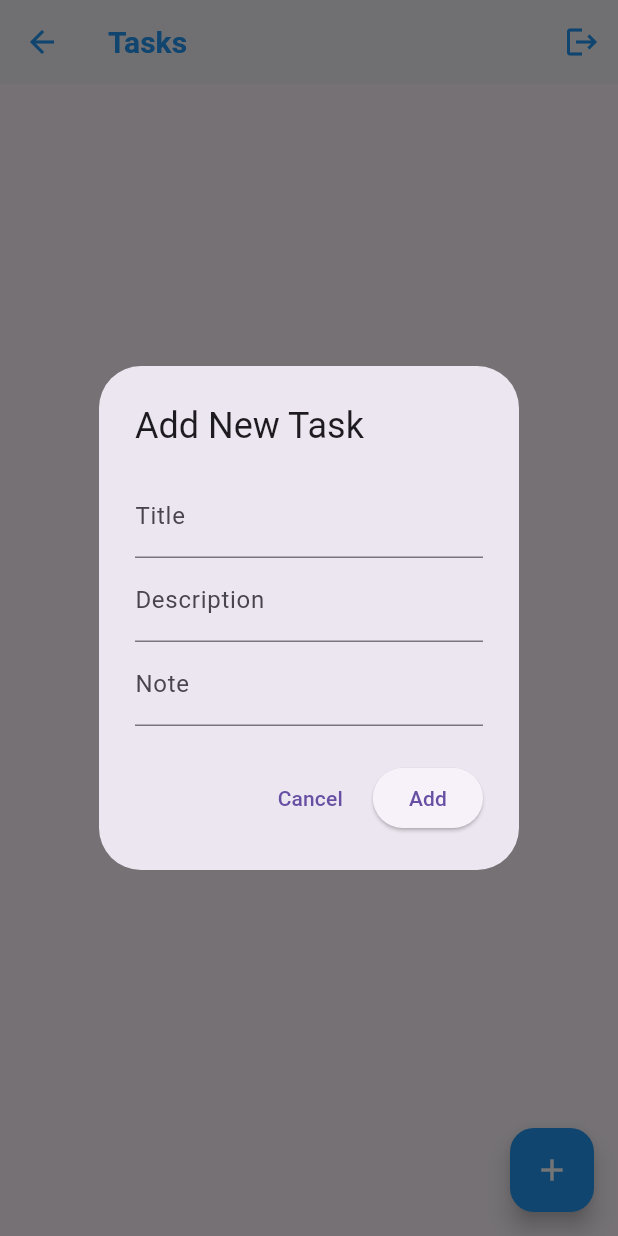
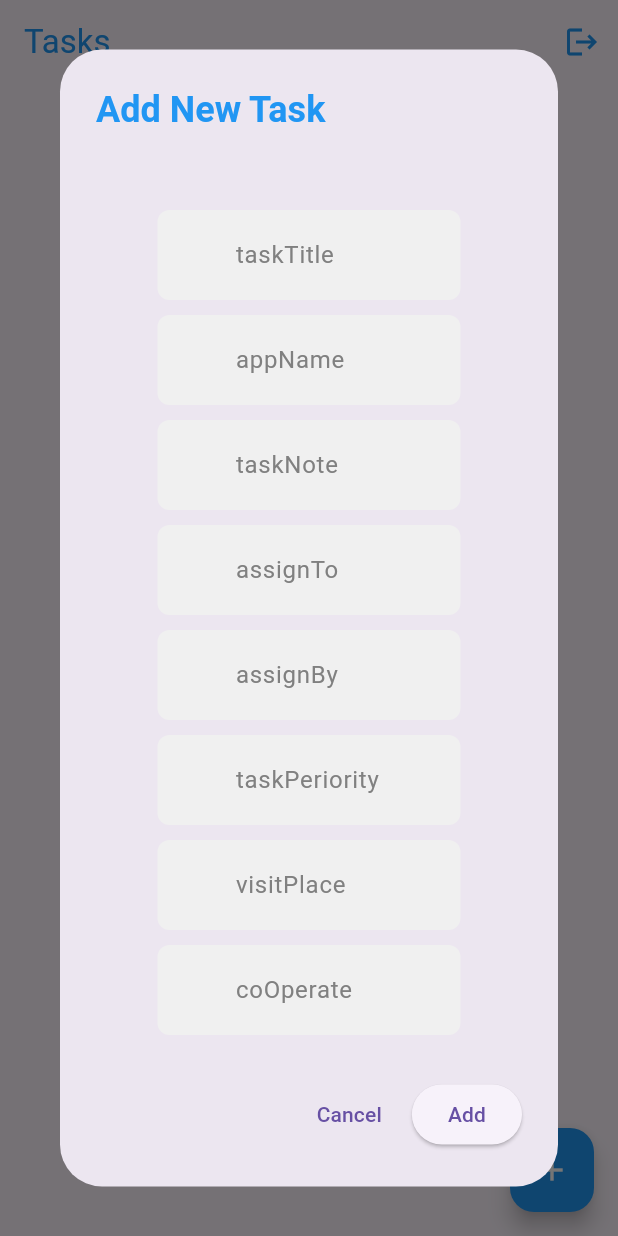
Before and after one commit to AhmedShaltout85/splash_sing_in_up_app, a Flutter app: the TaskScreen screen opened directly, after a tap on the "add" icon, on a phone screen of 412 x 824 dp. Run offline on Flutter 3.47's test engine with Material 3 defaults, Android fonts, the phone set to English and light mode, and no system bars; our stand-ins replace awesome_dialog, cloud_firestore, connectivity_plus, firebase_auth, firebase_core, fluttertoast and 2 more; missing offline and left inert: flutter_facebook_auth; accounts and stored records are empty.

Commit message:
Last-Update: 2025-12-23

```diff
--- a/lib/controller/task_providers.dart
+++ b/lib/controller/task_providers.dart
@@ -61,7 +61,7 @@ class TaskProviders extends ChangeNotifier {
       int index = _tasks.indexWhere((task) => task.id == id);
       if (index != -1) {
         _tasks[index] = _tasks[index].copyWith(
-          status: data['status'] as bool?,
+          taskStatus: data['taskStatus'] as bool?,
           assignedTo: data['assignedTo'] as String?,
           updatedAt: DateTime.now(),
           notes: data['notes'] as String?,
@@ -115,7 +115,7 @@ class TaskProviders extends ChangeNotifier {
   void debuglogTaskIds() {
     log('=== Current Task IDs ===');
     for (var task in _tasks) {
-      log('Task ID: ${task.id}, Title: ${task.title ?? "No title"}');
+      log('Task ID: ${task.id}, Title: ${task.taskTitle}');
     }
     log('=======================');
   }
--- a/lib/models/task.dart
+++ b/lib/models/task.dart
@@ -2,21 +2,31 @@ import 'package:cloud_firestore/cloud_firestore.dart';
 
 class Task {
   final String id;
-  final String? title;
-  final bool status;
-  final String? taskDescription;
-  final String? assignedTo;
-  final DateTime? createdAt;
+  final String taskTitle;
+  final bool taskStatus;
+  final String applicationName;
+  final String visitPlace;
+  final String assignedTo;
+  final String assignedBy;
+  final String coOperator;
+  final DateTime createdAt;
   final DateTime? updatedAt;
+  final DateTime expectedCompletionDate;
+  final String taskPriority;
   final String? notes;
 
   Task({
-    this.taskDescription,
+    required this.applicationName,
+    required this.assignedBy,
+    required this.coOperator,
+    required this.expectedCompletionDate,
+    required this.taskPriority,
+    required this.visitPlace,
     required this.id,
-    this.title,
-    required this.status,
-    this.assignedTo,
-    this.createdAt,
+    required this.taskTitle,
+    required this.taskStatus,
+    required this.assignedTo,
+    required this.createdAt,
     this.updatedAt,
     this.notes,
   });
@@ -27,13 +37,19 @@ class Task {
 
     return Task(
       id: doc.id,
-      title: data['title'] as String?,
-      status: data['status'] as bool? ?? false,
-      assignedTo: data['assignedTo'] as String?,
+      taskTitle: data['taskTitle'] as String? ?? '',
+      taskStatus: data['taskStatus'] as bool? ?? true,
+      assignedTo: data['assignedTo'] as String? ?? '',
       notes: data['notes'] as String?,
-      taskDescription: data['taskDescription'] as String?,
+      visitPlace: data['visitPlace'] as String? ?? '',
+      applicationName: data['applicationName'] as String? ?? '',
+      assignedBy: data['assignedBy'] as String? ?? '',
+      coOperator: data['coOperator'] as String? ?? '',
+      expectedCompletionDate:
+          data['expectedCompletionDate'] as DateTime? ?? DateTime.now(),
+      taskPriority: data['taskPriority'] as String? ?? '',
       // Convert Timestamp to DateTime
-      createdAt: (data['createdAt'] as Timestamp?)?.toDate(),
+      createdAt: (data['createdAt'] as Timestamp?)?.toDate() ?? DateTime.now(),
       updatedAt: (data['updatedAt'] as Timestamp?)?.toDate(),
     );
   }
@@ -41,14 +57,15 @@ class Task {
   // Convert Task to Map for Firestore
   Map<String, dynamic> toFirestore() {
     return {
-      'title': title,
-      'status': status,
+      'taskTitle': taskTitle,
+      'taskStatus': taskStatus,
       'assignedTo': assignedTo,
       'notes': notes,
-      'taskDescription': taskDescription,
-      'createdAt': createdAt != null
-          ? Timestamp.fromDate(createdAt!)
-          : FieldValue.serverTimestamp(),
+      'visitPlace': visitPlace,
+      'createdAt': createdAt,
+      // != null
+      //     ? Timestamp.fromDate(createdAt)
+      //     : FieldValue.serverTimestamp(),
       'updatedAt': updatedAt != null
           ? Timestamp.fromDate(updatedAt!)
           : FieldValue.serverTimestamp(),
@@ -58,23 +75,34 @@ class Task {
   // CopyWith method for updating
   Task copyWith({
     String? id,
-    String? title,
-    bool? status,
+    String? taskTitle,
+    bool? taskStatus,
     String? assignedTo,
     DateTime? createdAt,
     DateTime? updatedAt,
-    String? taskDescription,
+    String? visitPlace,
     String? notes,
+    String? applicationName,
+    String? assignedBy,
+    String? coOperator,
+    DateTime? expectedCompletionDate,
+    String? taskPriority,
   }) {
     return Task(
       id: id ?? this.id,
-      title: title ?? this.title,
-      status: status ?? this.status,
+      taskTitle: taskTitle ?? this.taskTitle,
+      taskStatus: taskStatus ?? this.taskStatus,
       assignedTo: assignedTo ?? this.assignedTo,
       createdAt: createdAt ?? this.createdAt,
       updatedAt: updatedAt ?? this.updatedAt,
       notes: notes ?? this.notes,
-      taskDescription: taskDescription ?? this.taskDescription,
+      visitPlace: visitPlace ?? this.visitPlace,
+      applicationName: applicationName ?? this.applicationName,
+      assignedBy: assignedBy ?? this.assignedBy,
+      coOperator: coOperator ?? this.coOperator,
+      expectedCompletionDate:
+          expectedCompletionDate ?? this.expectedCompletionDate,
+      taskPriority: taskPriority ?? this.taskPriority,
     );
   }
 }
--- a/lib/newtork_repos/remote_repo/firestore_services/task_firestore_services.dart
+++ b/lib/newtork_repos/remote_repo/firestore_services/task_firestore_services.dart
@@ -11,7 +11,7 @@ class TaskFirestoreServices {
     try {
       final snapshot = await _db
           .collection(_collectionName)
-          .where('status', isEqualTo: true)
+          .where('taskStatus', isEqualTo: true)
           .get();
 
       return snapshot.docs.map((doc) {
--- a/lib/screens/task/task_screen.dart
+++ b/lib/screens/task/task_screen.dart
@@ -2,6 +2,7 @@ import 'dart:developer';
 
 import 'package:flutter/material.dart';
 import 'package:provider/provider.dart';
+import 'package:splash_sing_in_up_app/common_widgets/custom_widgets/custom_text_field.dart';
 // import 'package:splash_sing_in_up_app/controller/task_provider.dart';
 import 'package:splash_sing_in_up_app/controller/task_providers.dart';
 import 'package:splash_sing_in_up_app/models/task.dart';
@@ -17,8 +18,13 @@ class TaskScreen extends StatefulWidget {
 
 class _TaskScreenState extends State<TaskScreen> {
   final taskTitleController = TextEditingController();
-  final taskDescriptionController = TextEditingController();
+  final appNameController = TextEditingController();
   final taskNoteController = TextEditingController();
+  final assignToController = TextEditingController();
+  final assignByController = TextEditingController();
+  final taskPeriorityController = TextEditingController();
+  final visitPlaceController = TextEditingController();
+  final coOperateController = TextEditingController();
 
   @override
   void initState() {
@@ -32,35 +38,105 @@ class _TaskScreenState extends State<TaskScreen> {
   @override
   void dispose() {
     taskTitleController.dispose();
-    taskDescriptionController.dispose();
+    appNameController.dispose();
     taskNoteController.dispose();
+    assignToController.dispose();
+    assignByController.dispose();
+    taskPeriorityController.dispose();
+    visitPlaceController.dispose();
+    coOperateController.dispose();
     super.dispose();
   }
 
   void _showAddTaskDialog() {
     // Clear previous input
     taskTitleController.clear();
-    taskDescriptionController.clear();
+    appNameController.clear();
     taskNoteController.clear();
+    assignToController.clear();
+    assignByController.clear();
+    taskPeriorityController.clear();
+    visitPlaceController.clear();
+    coOperateController.clear();
 
     showDialog(
       context: context,
       builder: (context) => AlertDialog(
-        title: const Text('Add New Task'),
+        title: const Text(
+          'Add New Task',
+          style: TextStyle(color: Colors.blue, fontWeight: FontWeight.bold),
+        ),
         content: Column(
           mainAxisSize: MainAxisSize.min,
           children: [
-            TextField(
+            SizedBox(
+              height: 30,
+              width: MediaQuery.of(context).size.width * 0.85,
+            ),
+            Padding(
+              padding: const EdgeInsets.all(5.0),
+              child: CustomTextFiled(
+                hintText: 'taskTitle',
                 controller: taskTitleController,
-              decoration: const InputDecoration(labelText: 'Title'),
+                prefixIcon: SizedBox.shrink(),
               ),
-            TextField(
-              controller: taskDescriptionController,
-              decoration: const InputDecoration(labelText: 'Description'),
             ),
-            TextField(
+            Padding(
+              padding: const EdgeInsets.all(5.0),
+              child: CustomTextFiled(
+                hintText: 'appName',
+                controller: appNameController,
+                prefixIcon: SizedBox.shrink(),
+              ),
+            ),
+            Padding(
+              padding: const EdgeInsets.all(5.0),
+              child: CustomTextFiled(
+                hintText: 'taskNote',
                 controller: taskNoteController,
-              decoration: const InputDecoration(labelText: 'Note'),
+                prefixIcon: SizedBox.shrink(),
+              ),
+            ),
+
+            Padding(
+              padding: const EdgeInsets.all(5.0),
+              child: CustomTextFiled(
+                hintText: 'assignTo',
+                controller: assignToController,
+                prefixIcon: SizedBox.shrink(),
+              ),
+            ),
+            Padding(
+              padding: const EdgeInsets.all(5.0),
+              child: CustomTextFiled(
+                controller: assignByController,
+                hintText: 'assignBy',
+                prefixIcon: SizedBox.shrink(),
+              ),
+            ),
+            Padding(
+              padding: const EdgeInsets.all(5.0),
+              child: CustomTextFiled(
+                controller: taskPeriorityController,
+                hintText: 'taskPeriority',
+                prefixIcon: SizedBox.shrink(),
+              ),
+            ),
+            Padding(
+              padding: const EdgeInsets.all(5.0),
+              child: CustomTextFiled(
+                controller: visitPlaceController,
+                hintText: 'visitPlace',
+                prefixIcon: SizedBox.shrink(),
+              ),
+            ),
+            Padding(
+              padding: const EdgeInsets.all(5.0),
+              child: CustomTextFiled(
+                controller: coOperateController,
+                hintText: 'coOperate',
+                prefixIcon: SizedBox.shrink(),
+              ),
             ),
           ],
         ),
@@ -85,12 +161,16 @@ class _TaskScreenState extends State<TaskScreen> {
               try {
                 // Don't set 'id' - let Firestore generate it
                 await context.read<TaskProviders>().addTask({
-                  'title': taskTitleController.text.trim(),
-                  'taskDescription': taskDescriptionController.text.trim(),
-                  'notes': taskNoteController.text.trim(),
-                  'status': true,
-                  'assignedTo': 'Anonymous',
-                  'assignedBy': 'Manager',
+                  'id': DateTime.now().millisecondsSinceEpoch.toString(),
+                  'taskTitle': taskTitleController.text,
+                  'applicationName': appNameController.text,
+                  'taskNote': taskNoteController.text,
+                  'assignedTo': assignToController.text,
+                  'assignedBy': assignByController.text,
+                  'taskPeriority': taskPeriorityController.text,
+                  'visitPlace': visitPlaceController.text,
+                  'coOperator': coOperateController.text,
+
                   // Don't include createdAt/updatedAt - Firestore handles it
                 });
 
@@ -263,7 +343,7 @@ class TaskItemCard extends StatelessWidget {
       child: ListTile(
         contentPadding: const EdgeInsets.all(12.0),
         title: Text(
-          task.title ?? 'No Title',
+          task.taskTitle,
           style: const TextStyle(
             fontSize: 20,
             fontWeight: FontWeight.bold,
@@ -275,9 +355,18 @@ class TaskItemCard extends StatelessWidget {
           child: Column(
             crossAxisAlignment: CrossAxisAlignment.start,
             children: [
-              if (task.taskDescription?.isNotEmpty ?? false)
+              if (task.assignedBy.isNotEmpty && task.assignedTo.isNotEmpty)
                 Text(
-                  'Description: ${task.taskDescription}',
+                  'Assigned by: ${task.assignedBy} to ${task.assignedTo}',
+                  style: TextStyle(
+                    fontSize: 17,
+                    fontWeight: FontWeight.w600,
+                    color: Colors.black.withOpacity(0.7),
+                  ),
+                ),
+              if (task.applicationName.isNotEmpty)
+                Text(
+                  'Application Name: ${task.applicationName}',
                   style: TextStyle(
                     fontSize: 17,
                     fontWeight: FontWeight.w600,
@@ -297,13 +386,13 @@ class TaskItemCard extends StatelessWidget {
               Row(
                 children: [
                   Icon(
-                    task.status ? Icons.check_circle : Icons.cancel,
+                    task.taskStatus ? Icons.check_circle : Icons.cancel,
                     size: 16,
-                    color: task.status ? Colors.green : Colors.red,
+                    color: task.taskStatus ? Colors.green : Colors.red,
                   ),
                   const SizedBox(width: 4),
                   Text(
-                    'Status: ${task.status ? "Active" : "Inactive"}',
+                    'Status: ${task.taskStatus ? "Active" : "Inactive"}',
                     style: TextStyle(
                       fontSize: 17,
                       color: Colors.black.withOpacity(0.6),
@@ -312,9 +401,8 @@ class TaskItemCard extends StatelessWidget {
                   ),
                 ],
               ),
-              if (task.createdAt != null)
               Text(
-                  'Created: ${_formatDate(task.createdAt!)}',
+                'Created: ${_formatDate(task.createdAt)}',
                 style: TextStyle(
                   fontSize: 17,
                   fontWeight: FontWeight.w600,
@@ -330,13 +418,15 @@ class TaskItemCard extends StatelessWidget {
             // Toggle Status Button
             IconButton(
               icon: Icon(
-                task.status ? Icons.toggle_on : Icons.toggle_off,
-                color: task.status ? Colors.green : Colors.grey,
+                task.taskStatus ? Icons.toggle_on : Icons.toggle_off,
+                color: task.taskStatus ? Colors.green : Colors.grey,
                 size: 32,
               ),
               onPressed: () async {
                 try {
-                  await provider.updateTask(task.id, {'status': !task.status});
+                  await provider.updateTask(task.id, {
+                    'status': !task.taskStatus,
+                  });
                   await provider.fetchTasks();
 
                   if (context.mounted) {
@@ -344,7 +434,7 @@ class TaskItemCard extends StatelessWidget {
                       SnackBar(
                         content: Center(
                           child: Text(
-                            task.status
+                            task.taskStatus
                                 ? 'Task marked as inactive'
                                 : 'Task marked as active',
                           ),
@@ -388,7 +478,7 @@ class TaskItemCard extends StatelessWidget {
       context: context,
       builder: (context) => AlertDialog(
         title: const Text('Delete Task'),
-        content: Text('Are you sure you want to delete "${task.title}"?'),
+        content: Text('Are you sure you want to delete "${task.taskTitle}"?'),
         actions: [
           TextButton(
             onPressed: () => Navigator.pop(context),
```
Also changed, not shown: lib/main.dart (+88 -52 lines), 1 other file. Lines whose indentation alone changed are shown as unchanged.
